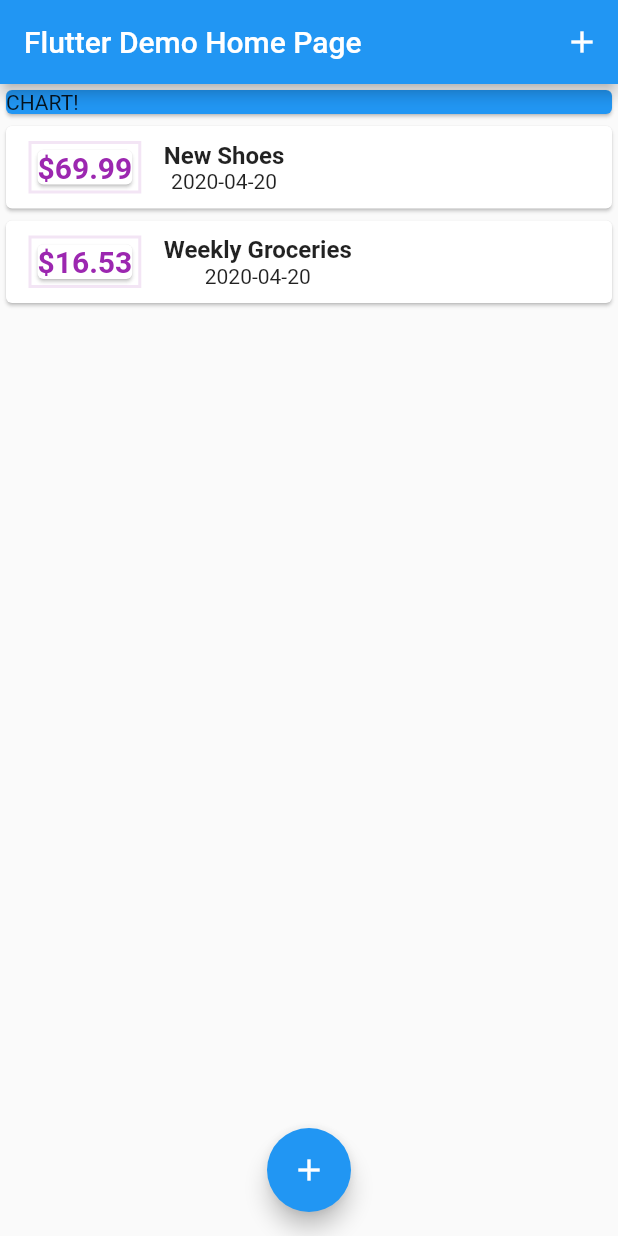
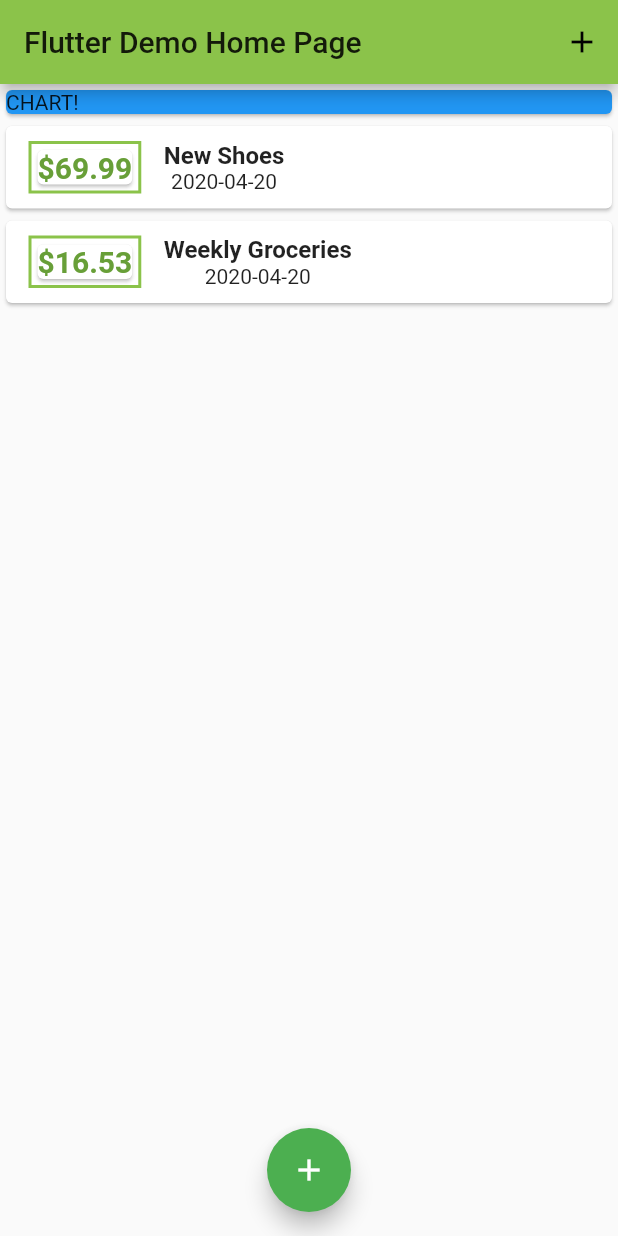
Before and after one commit to dinkelaker/flutter-expense-planner, a Flutter app: the screen it shows after launch, on a phone screen of 412 x 824 dp. Run offline on Flutter 3.47's test engine with Material 2 defaults, Android fonts, the phone set to English and light mode, and no system bars.

Commit message:
Theme colors

```diff
--- a/lib/main.dart
+++ b/lib/main.dart
@@ -14,16 +14,8 @@ class MyApp extends StatelessWidget {
     return MaterialApp(
       title: 'Expense Planner',
       theme: ThemeData(
-        // This is the theme of your application.
-        //
-        // Try running your application with "flutter run". You'll see the
-        // application has a blue toolbar. Then, without quitting the app, try
-        // changing the primarySwatch below to Colors.green and then invoke
-        // "hot reload" (press "r" in the console where you ran "flutter run",
-        // or simply save your changes to "hot reload" in a Flutter IDE).
-        // Notice that the counter didn't reset back to zero; the application
-        // is not restarted.
-        primarySwatch: Colors.blue,
+        primarySwatch: Colors.lightGreen,
+        accentColor: Colors.green,
       ),
       home: MyHomePage(title: 'Flutter Demo Home Page'),
     );
--- a/lib/widget/transaction_list.dart
+++ b/lib/widget/transaction_list.dart
@@ -24,7 +24,7 @@ class TransactionList extends StatelessWidget {
                   ),
                   decoration: BoxDecoration(
                     border: Border.all(
-                      color: Colors.purple[50],
+                      color: Theme.of(context).primaryColor,
                       width: 2,
                     ),
                   ),
@@ -34,7 +34,7 @@ class TransactionList extends StatelessWidget {
                       style: TextStyle(
                         fontWeight: FontWeight.bold,
                         fontSize: 20,
-                        color: Colors.purple,
+                        color: Theme.of(context).primaryColorDark,
                       ),
                     ),
                   ),
```
